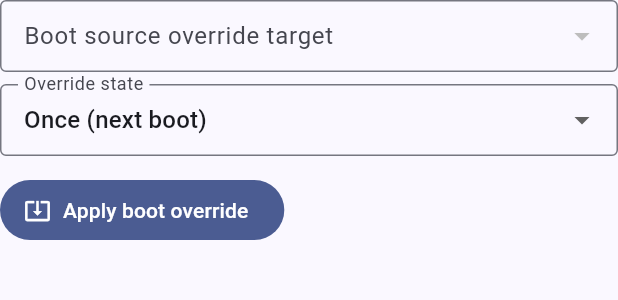
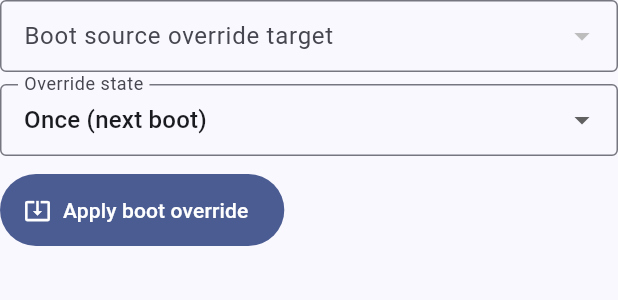
Before and after one commit to TomiWebPro/redfishopenbmc, a Flutter app: the _BootOverrideForm widget shown alone on an empty page, opened directly with empty values, on a phone screen of 412 x 824 dp. Shown: the top 300 px of the screen. Run offline on Flutter 3.47's test engine with Material 3 defaults, Android fonts, the light colour scheme and no system bars; our stand-ins replace dio, flutter_riverpod, flutter_secure_storage, go_router; accounts and stored records are empty; project files that could hold a hidden picture were left out.

Commit message:
chore: recover previous automation WIP — Boot-override Apply button 48px minimum touch target (UI-2, ConfirmResetDialog precedent)

```diff
--- a/lib/features/overview/widgets/system_settings_cards.dart
+++ b/lib/features/overview/widgets/system_settings_cards.dart
@@ -253,6 +253,14 @@ class _BootOverrideFormState extends ConsumerState<_BootOverrideForm> {
         Align(
           alignment: Alignment.centerLeft,
           child: FilledButton.icon(
+            // UI-2: explicit 48x48px minimum touch target (the
+            // ConfirmResetDialog precedent) — the primary destructive-adjacent
+            // control of this card never renders under the minimum size.
+            // `minimumSize` is style-level, not a direct constructor param,
+            // so it rides on the button's FilledButton.styleFrom.
+            style: FilledButton.styleFrom(
+              minimumSize: const Size(48, 48),
+            ),
             onPressed: widget.busy
                 ? null
                 : () => ref
```
